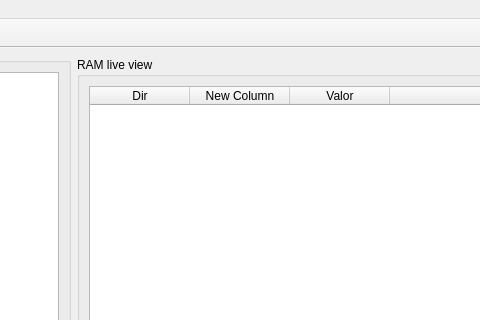
Old version of the form Mainwindow.ui in the repository ITCR-IV/C-factorial; both pictures show x 537 to 1017 and y 0 to 320 of the 1221 by 660 pixel window.
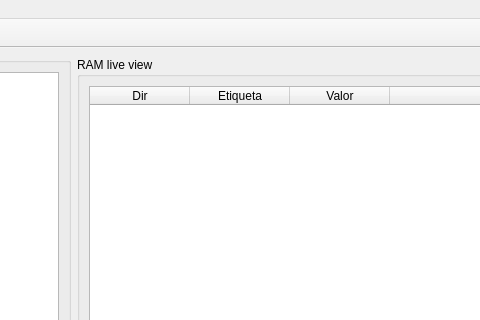
New version of the form. Icons and pictures are not drawn. Custom widgets are drawn as their Qt base class.

Diff of the .ui file:
```diff
--- a/Mainwindow.ui
+++ b/Mainwindow.ui
@@ -140,7 +140,7 @@
          </column>
          <column>
           <property name="text">
-           <string>New Column</string>
+           <string>Etiqueta</string>
           </property>
          </column>
          <column>
```
